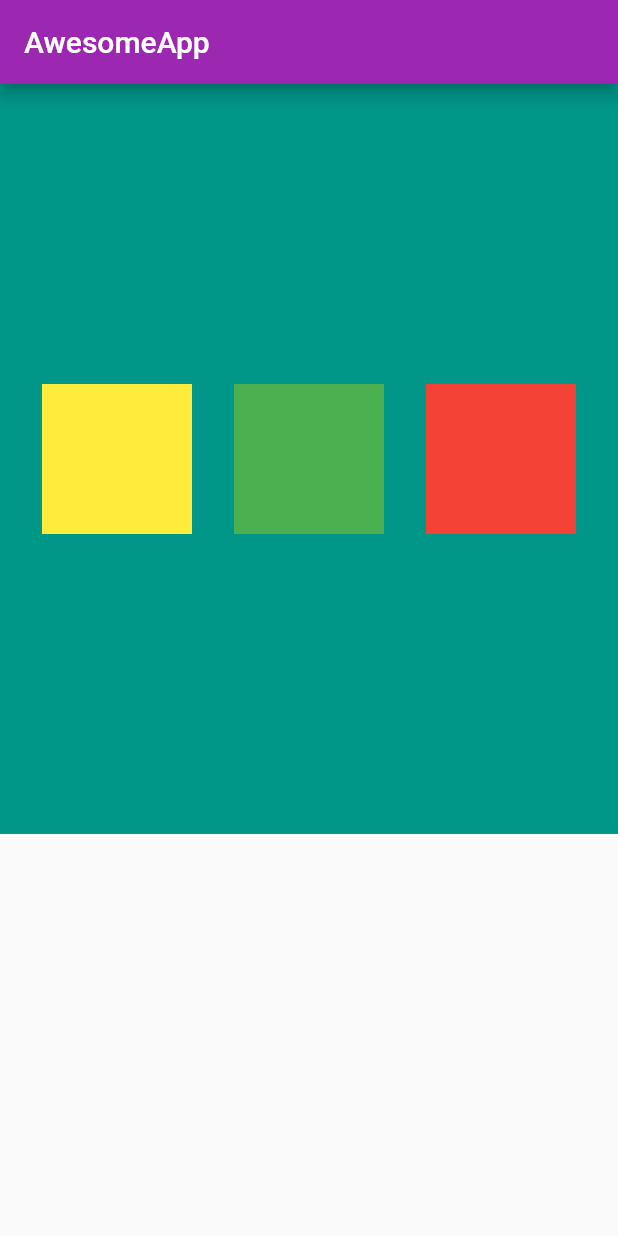
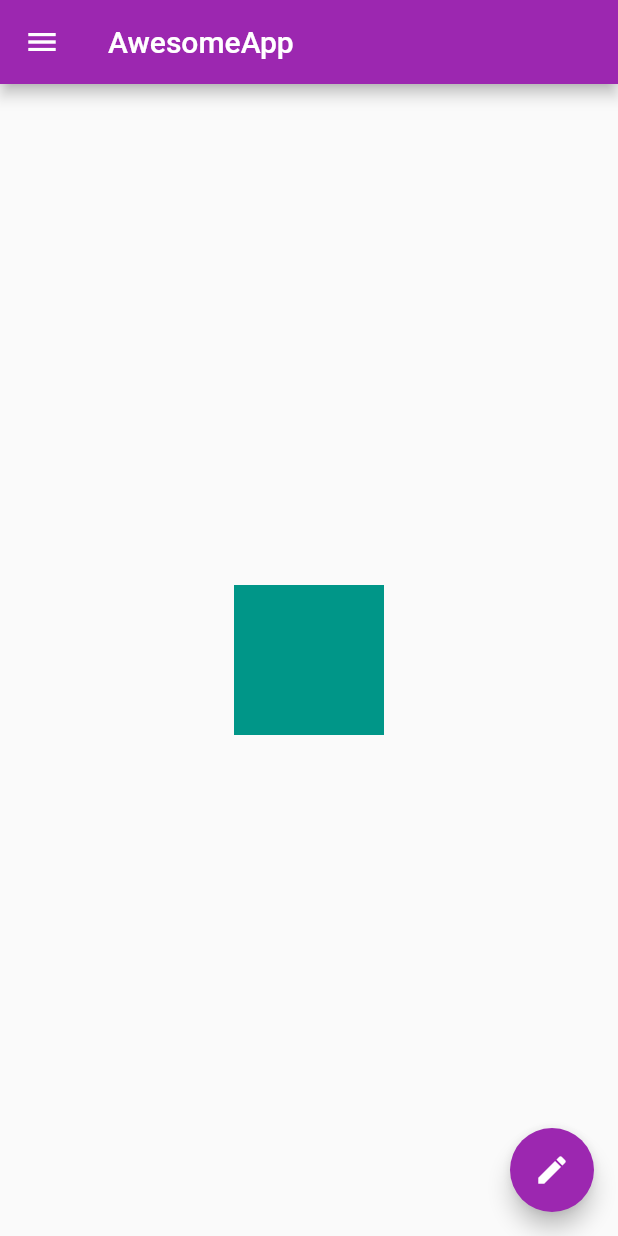
Before and after one commit to jonathas3c/flutter-basics, a Flutter app: the screen it shows after launch, on a phone screen of 412 x 824 dp. Run offline on Flutter 3.47's test engine with Material 2 defaults, Android fonts, the phone set to English and light mode, and no system bars.

Commit message:
Drawer, Avatar and Drawer item customization built

```diff
--- a/lib/main.dart
+++ b/lib/main.dart
@@ -17,36 +17,55 @@ class HomePage extends StatelessWidget {
       appBar: AppBar(
         title: Text("AwesomeApp"),
       ),
-      body: Container(
-        height: 500,
-        color: Colors.teal,
-        child: Row(
-              mainAxisAlignment: MainAxisAlignment.spaceEvenly,
-              crossAxisAlignment: CrossAxisAlignment.center,
-              children: <Widget>[
-          Container(
-            padding: const EdgeInsets.all(8),
-            width: 100,
-            height: 100,
-            color: Colors.yellow,
-            alignment: Alignment.center,
-          ),
-          Container(
-            padding: const EdgeInsets.all(8),
-            width: 100,
-            height: 100,
-            color: Colors.green,
-            alignment: Alignment.center,
-          ),
-          Container(
-            padding: const EdgeInsets.all(8),
-            width: 100,
-            height: 100,
-            color: Colors.red,
-            alignment: Alignment.center,
-          ),
-        ]),
+      body: Center(
+        child: Container(
+          height: 100,
+          width: 100,
+          color: Colors.teal,
+        ),
       ),
+      drawer: Drawer(
+        child: ListView(
+          padding: const EdgeInsets.all(0),
+          children: <Widget>[
+            UserAccountsDrawerHeader(
+              accountName: Text("Jonathas"),
+              accountEmail: Text("jonathas.fps@gmail.com"),
+              currentAccountPicture: CircleAvatar(
+                backgroundImage: NetworkImage("https://images.unsplash.com/photo-1568602471122-7832951cc4c5?ixid=MXwxMjA3fDB8MHxwaG90by1wYWdlfHx8fGVufDB8fHw%3D&ixlib=rb-1.2.1&auto=format&fit=crop&w=2700&q=80")
+              ),
+
+            ),
+            ListTile(
+              leading: Icon(Icons.person),
+
+              title: Text("Jonathas Germano"),
+              subtitle: Text("IT Analyst"),
+              trailing: Icon(Icons.edit),
+              onTap: () {},
+
+            ),
+            ListTile(
+              leading: Icon(Icons.person),
+
+              title: Text("Ilehana Paola"),
+              subtitle: Text("German Translator"),
+              trailing: Icon(Icons.edit),
+            ),
+            ListTile(
+              leading: Icon(Icons.person),
+
+              title: Text("José Pereira"),
+              subtitle: Text("Life Coach"),
+              trailing: Icon(Icons.edit),
+            ),
+          ]
+        ),
+      ),
+      floatingActionButton: FloatingActionButton(
+        onPressed: () {},
+        child: Icon(Icons.edit),
+        ),
     );
   }
 }
```
